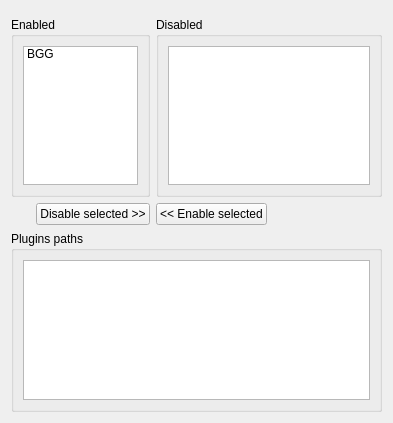
This is ui/designer/plugins.ui in arielvb/collector as Qt 5 draws it before an edit. The edited form follows.
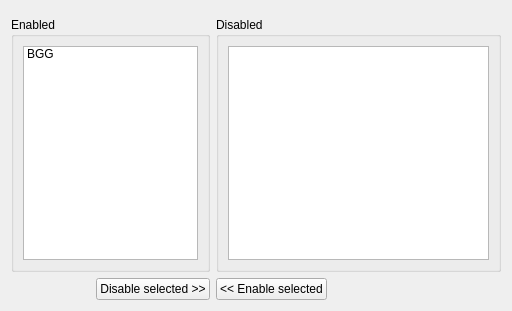
This is the edited form.

Commit message: Clean code and pylint to collector.py, search plugin view reactivated (new worker and view); minor changes to the topbar

```diff
--- a/ui/designer/plugins.ui
+++ b/ui/designer/plugins.ui
@@ -6,8 +6,8 @@
    <rect>
     <x>0</x>
     <y>0</y>
-    <width>393</width>
-    <height>423</height>
+    <width>512</width>
+    <height>311</height>
    </rect>
   </property>
   <property name="windowTitle">
@@ -107,18 +107,6 @@
      </item>
     </layout>
    </item>
-   <item>
-    <widget class="QGroupBox" name="groupBox_2">
-     <property name="title">
-      <string>Plugins paths</string>
-     </property>
-     <layout class="QVBoxLayout" name="verticalLayout_2">
-      <item>
-       <widget class="QListWidget" name="locations"/>
-      </item>
-     </layout>
-    </widget>
-   </item>
   </layout>
  </widget>
  <resources/>
```
The commit also changes 14 other files.
